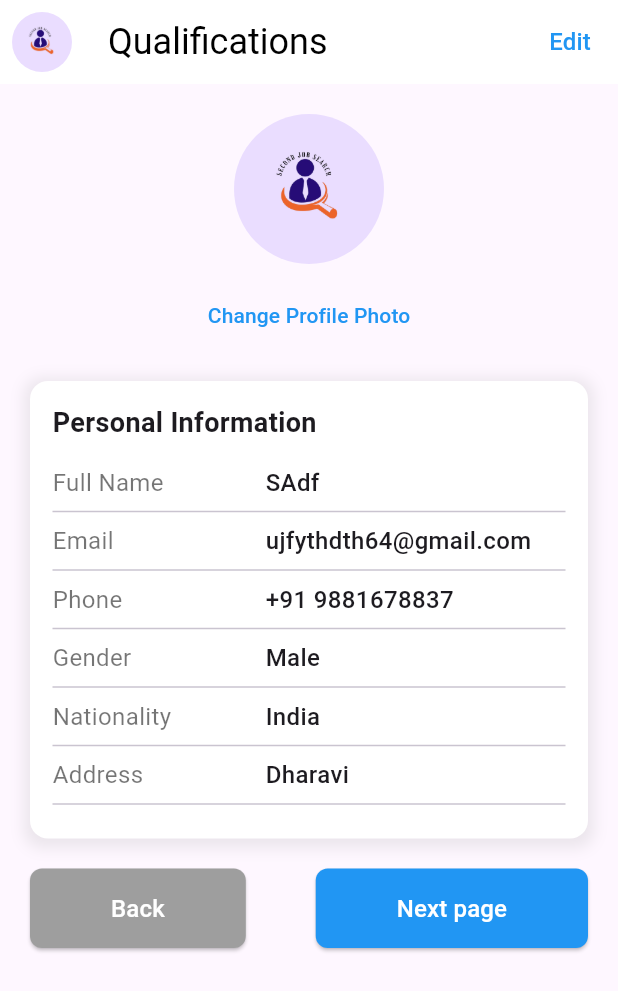
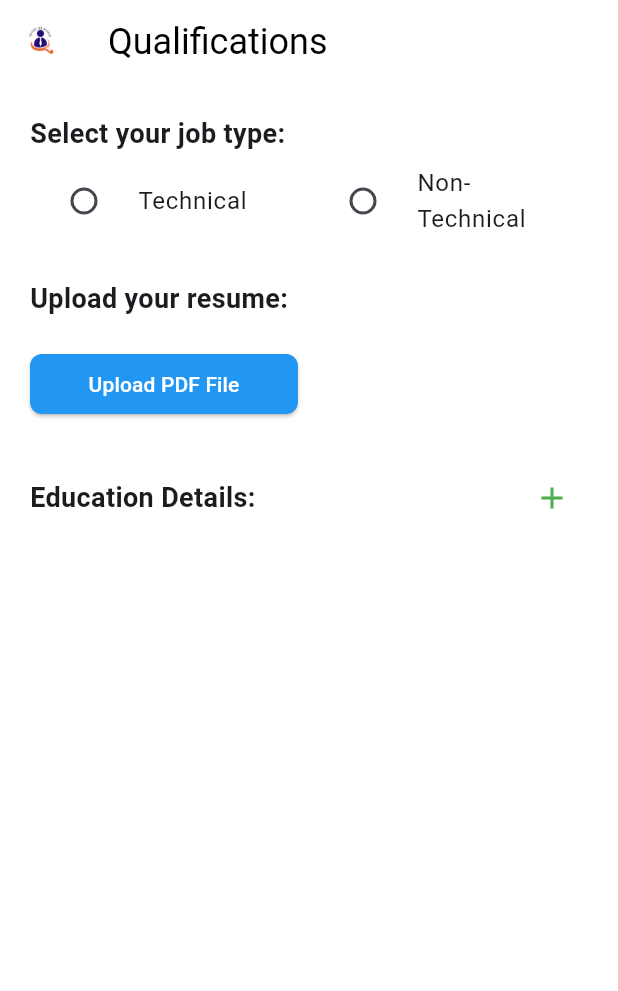
Before and after one commit to Praveen919/Second_Job_Search, a Flutter app: the QualificationScreen screen opened directly, on a phone screen of 412 x 824 dp. Shown: the top 991 px of the screen. Run offline on Flutter 3.47's test engine with Material 3 defaults, Android fonts, the phone set to English and light mode, and no system bars; our stand-ins replace fl_chart, flutter_spinkit, fluttertoast, font_awesome_flutter, image_picker; missing offline and left inert: flutter_document_picker.

Commit message:
qualification screen updated

```diff
--- a/lib/screens/profile_screens/profile_resume_screen.dart/qualification_screen.dart
+++ b/lib/screens/profile_screens/profile_resume_screen.dart/qualification_screen.dart
@@ -1,5 +1,5 @@
 import 'package:flutter/material.dart';
-import 'package:second_job_search/screens/profile_screens/profile_resume_screen.dart/profile_links_screen.dart';
+import 'package:flutter_document_picker/flutter_document_picker.dart';
 
 class QualificationScreen extends StatefulWidget {
   const QualificationScreen({super.key});
@@ -9,151 +9,209 @@ class QualificationScreen extends StatefulWidget {
 }
 
 class _QualificationScreenState extends State<QualificationScreen> {
-  bool isEditable = false;
+  String? selectedCategory;
+  String? uploadedFileName;
 
-  final Map<String, String> personalInfo = {
-    'Full Name': 'SAdf',
-    'Email': 'ujfythdth64@gmail.com',
-    'Phone': '+91 9881678837',
-    'Gender': 'Male',
-    'Nationality': 'India',
-    'Address': 'Dharavi',
+  // List to store education details
+  List<Map<String, String>> educationDetails = [];
+
+  // Function to pick file (PDF)
+  Future<void> pickFile() async {
+    // Open the document picker and pick any document
+    final result = await FlutterDocumentPicker.openDocument();
+
+    if (result != null) {
+      setState(() {
+        uploadedFileName =
+            result.split('/').last; // Extract file name from path
+      });
+    }
+  }
+
+  // Function to show the popup for adding education details
+  void showAddEducationPopup() {
+    final degreeController = TextEditingController();
+    final universityController = TextEditingController();
+    final yearController = TextEditingController();
+
+    showDialog(
+      context: context,
+      builder: (context) {
+        return AlertDialog(
+          title: const Text("Add Education Details"),
+          content: Column(
+            mainAxisSize: MainAxisSize.min,
+            children: [
+              TextField(
+                controller: degreeController,
+                decoration: const InputDecoration(labelText: 'Degree'),
+              ),
+              TextField(
+                controller: universityController,
+                decoration: const InputDecoration(labelText: 'University'),
+              ),
+              TextField(
+                controller: yearController,
+                decoration: const InputDecoration(labelText: 'Year'),
+              ),
+            ],
+          ),
+          actions: [
+            TextButton(
+              onPressed: () {
+                Navigator.of(context).pop();
+              },
+              child: const Text('Cancel'),
+            ),
+            ElevatedButton(
+              onPressed: () {
+                // Save the education details
+                setState(() {
+                  educationDetails.add({
+                    'degree': degreeController.text,
+                    'university': universityController.text,
+                    'year': yearController.text,
+                  });
+                });
+                Navigator.of(context).pop();
+              },
+              child: const Text('Save'),
+            ),
+          ],
+        );
+      },
+    );
+  }
+
+  // Function to edit education details
+  void showEditEducationPopup(int index) {
+    final degreeController =
+        TextEditingController(text: educationDetails[index]['degree']);
+    final universityController =
+        TextEditingController(text: educationDetails[index]['university']);
+    final yearController =
+        TextEditingController(text: educationDetails[index]['year']);
+
+    showDialog(
+      context: context,
+      builder: (context) {
+        return AlertDialog(
+          title: const Text("Edit Education Details"),
+          content: Column(
+            mainAxisSize: MainAxisSize.min,
+            children: [
+              TextField(
+                controller: degreeController,
+                decoration: const InputDecoration(labelText: 'Degree'),
+              ),
+              TextField(
+                controller: universityController,
+                decoration: const InputDecoration(labelText: 'University'),
+              ),
+              TextField(
+                controller: yearController,
+                decoration: const InputDecoration(labelText: 'Year'),
+              ),
+            ],
+          ),
+          actions: [
+            TextButton(
+              onPressed: () {
+                Navigator.of(context).pop();
+              },
+              child: const Text('Cancel'),
+            ),
+            ElevatedButton(
+              onPressed: () {
+                // Update the education details
+                setState(() {
+                  educationDetails[index] = {
+                    'degree': degreeController.text,
+                    'university': universityController.text,
+                    'year': yearController.text,
                   };
+                });
+                Navigator.of(context).pop();
+              },
+              child: const Text('Save'),
+            ),
+          ],
+        );
+      },
+    );
+  }
+
+  // Function to delete education details
+  void deleteEducationDetail(int index) {
+    setState(() {
+      educationDetails.removeAt(index);
+    });
+  }
 
   @override
   Widget build(BuildContext context) {
     return Scaffold(
+      backgroundColor: Colors.white,
       appBar: AppBar(
         backgroundColor: Colors.white,
         elevation: 0,
         leading: Padding(
           padding: const EdgeInsets.all(8.0),
-          child: CircleAvatar(
-            radius: 20,
-            backgroundImage: const AssetImage(
-                'assets/logo.png'), // Ensure this is correct in pubspec.yaml
+          child: Image.asset(
+            'assets/logo.png',
+            fit: BoxFit.contain,
           ),
         ),
         title: const Text(
           'Qualifications',
           style: TextStyle(color: Colors.black, fontSize: 24),
         ),
-        actions: [
-          TextButton(
-            onPressed: () {
+      ),
+      body: Padding(
+        padding: const EdgeInsets.symmetric(horizontal: 20, vertical: 20),
+        child: Column(
+          crossAxisAlignment: CrossAxisAlignment.start,
+          children: [
+            const Text(
+              'Select your job type:',
+              style: TextStyle(fontSize: 18, fontWeight: FontWeight.bold),
+            ),
+            Row(
+              children: [
+                Expanded(
+                  child: RadioListTile<String>(
+                    title: const Text('Technical'),
+                    value: 'Technical',
+                    groupValue: selectedCategory,
+                    onChanged: (value) {
                       setState(() {
-                isEditable = !isEditable;
+                        selectedCategory = value;
                       });
                     },
-            child: Text(
-              isEditable ? 'Save' : 'Edit',
-              style: const TextStyle(color: Colors.blue, fontSize: 16),
+                  ),
+                ),
+                Expanded(
+                  child: RadioListTile<String>(
+                    title: const Text('Non-Technical'),
+                    value: 'Non-Technical',
+                    groupValue: selectedCategory,
+                    onChanged: (value) {
+                      setState(() {
+                        selectedCategory = value;
+                      });
+                    },
                   ),
                 ),
               ],
             ),
-      body: SingleChildScrollView(
-        child: Padding(
-          padding: const EdgeInsets.symmetric(horizontal: 20),
-          child: Column(
-            children: [
             const SizedBox(height: 20),
-              Center(
-                child: Column(
-                  children: [
-                    CircleAvatar(
-                      radius: 50,
-                      backgroundImage: const AssetImage('assets/logo.png'),
-                    ),
-                    const SizedBox(height: 10),
-                    TextButton(
-                      onPressed: () {
-                        // Handle Change Profile Photo action
-                      },
-                      child: const Text(
-                        'Change Profile Photo',
-                        style: TextStyle(color: Colors.blue),
-                      ),
-                    ),
-                  ],
-                ),
+            const Text(
+              'Upload your resume:',
+              style: TextStyle(fontSize: 18, fontWeight: FontWeight.bold),
             ),
             const SizedBox(height: 20),
-              Container(
-                padding: const EdgeInsets.all(15),
-                decoration: BoxDecoration(
-                  color: Colors.white,
-                  borderRadius: BorderRadius.circular(12),
-                  boxShadow: [
-                    BoxShadow(
-                      color: Colors.grey.withOpacity(0.2),
-                      blurRadius: 8,
-                      spreadRadius: 4,
-                      offset: const Offset(0, 2),
-                    ),
-                  ],
-                ),
-                child: Column(
-                  crossAxisAlignment: CrossAxisAlignment.start,
-                  children: [
-                    const Text(
-                      'Personal Information',
-                      style: TextStyle(
-                        fontSize: 18,
-                        fontWeight: FontWeight.bold,
-                      ),
-                    ),
-                    const SizedBox(height: 15),
-                    ...personalInfo.keys.map((key) => Column(
-                          children: [
-                            _buildEditableRow(
-                              label: key,
-                              value: personalInfo[key]!,
-                              isEditable: isEditable,
-                              onChanged: (newValue) {
-                                setState(() {
-                                  personalInfo[key] = newValue;
-                                });
-                              },
-                            ),
-                            const Divider(),
-                          ],
-                        )),
-                  ],
-                ),
-              ),
-              const SizedBox(height: 20),
-              Row(
-                mainAxisAlignment: MainAxisAlignment.spaceBetween,
-                children: [
             ElevatedButton(
-                    onPressed: () {
-                      Navigator.pop(context);
-                    },
-                    style: ElevatedButton.styleFrom(
-                      backgroundColor: Colors.grey,
-                      shape: RoundedRectangleBorder(
-                        borderRadius: BorderRadius.circular(8),
-                      ),
-                    ),
-                    child: const Padding(
-                      padding:
-                          EdgeInsets.symmetric(vertical: 15, horizontal: 30),
-                      child: Text(
-                        'Back',
-                        style: TextStyle(fontSize: 16, color: Colors.white),
-                      ),
-                    ),
-                  ),
-                  ElevatedButton(
-                    onPressed: () {
-                      //Navigate to next page
-                      Navigator.push(
-                        context,
-                        MaterialPageRoute(
-                            builder: (context) => const ProfileLinksScreen()),
-                      );
-                    },
+              onPressed: pickFile,
               style: ElevatedButton.styleFrom(
                 backgroundColor: Colors.blue,
                 shape: RoundedRectangleBorder(
@@ -161,64 +219,78 @@ class _QualificationScreenState extends State<QualificationScreen> {
                 ),
               ),
               child: const Padding(
-                      padding:
-                          EdgeInsets.symmetric(vertical: 15, horizontal: 30),
+                padding: EdgeInsets.symmetric(vertical: 10, horizontal: 15),
                 child: Text(
-                        'Next page',
-                        style: TextStyle(fontSize: 16, color: Colors.white),
+                  'Upload PDF File',
+                  style: TextStyle(fontSize: 14, color: Colors.white),
                 ),
+              ),
+            ),
+            const SizedBox(height: 20),
+            if (uploadedFileName != null)
+              Row(
+                children: [
+                  const Icon(Icons.insert_drive_file, color: Colors.blue),
+                  const SizedBox(width: 10),
+                  Expanded(
+                    child: Text(
+                      uploadedFileName!,
+                      style: const TextStyle(fontSize: 16),
+                      overflow: TextOverflow.ellipsis,
                     ),
                   ),
                 ],
               ),
+            const SizedBox(height: 8),
+            Row(
+              mainAxisAlignment: MainAxisAlignment.spaceBetween,
+              children: [
+                const Text(
+                  'Education Details:',
+                  style: TextStyle(fontSize: 18, fontWeight: FontWeight.bold),
+                ),
+                IconButton(
+                  icon: const Icon(Icons.add, color: Colors.green),
+                  onPressed: showAddEducationPopup,
+                ),
               ],
             ),
+            const SizedBox(height: 10),
+            // Education details list and the + button
+            Column(
+              children: educationDetails.map((education) {
+                int index = educationDetails.indexOf(education);
+                return Card(
+                  margin: const EdgeInsets.symmetric(vertical: 10),
+                  elevation: 5,
+                  child: ListTile(
+                    title: Text(
+                        '${education['degree']} - ${education['university']}'),
+                    subtitle: Text('Year: ${education['year']}'),
+                    trailing: Row(
+                      mainAxisSize: MainAxisSize.min,
+                      children: [
+                        IconButton(
+                          icon: const Icon(Icons.edit),
+                          onPressed: () {
+                            showEditEducationPopup(index);
+                          },
+                        ),
+                        IconButton(
+                          icon: const Icon(Icons.delete),
+                          onPressed: () {
+                            deleteEducationDetail(index);
+                          },
+                        ),
+                      ],
+                    ),
+                  ),
+                );
+              }).toList(),
+            ),
+          ],
         ),
       ),
     );
   }
-
-  Widget _buildEditableRow({
-    required String label,
-    required String value,
-    required bool isEditable,
-    required Function(String) onChanged,
-  }) {
-    return Row(
-      mainAxisAlignment: MainAxisAlignment.spaceBetween,
-      children: [
-        Text(
-          label,
-          style: const TextStyle(
-            fontSize: 16,
-            color: Colors.black54,
-          ),
-        ),
-        SizedBox(
-          width: 200,
-          child: isEditable
-              ? TextFormField(
-                  initialValue: value,
-                  style: const TextStyle(
-                    fontSize: 16,
-                    fontWeight: FontWeight.w500,
-                  ),
-                  onChanged: onChanged,
-                  decoration: const InputDecoration(
-                    border: OutlineInputBorder(),
-                    contentPadding:
-                        EdgeInsets.symmetric(vertical: 5, horizontal: 10),
-                  ),
-                )
-              : Text(
-                  value,
-                  style: const TextStyle(
-                    fontSize: 16,
-                    fontWeight: FontWeight.w500,
-                  ),
-                ),
-        ),
-      ],
-    );
 }
-}
--- a/pubspec.yaml
+++ b/pubspec.yaml
@@ -51,6 +51,8 @@ dev_dependencies:
   fl_chart: ^0.69.0
   fluttertoast: ^8.2.1
   intl: ^0.18.1
+  file_picker: ^8.1.6
+  flutter_document_picker: ^5.2.3
 # For information on the generic Dart part of this file, see the
 # following page: https://dart.dev/tools/pub/pubspec
 
```
Also changed, not shown: pubspec.lock. Lines whose indentation alone changed are shown as unchanged.
